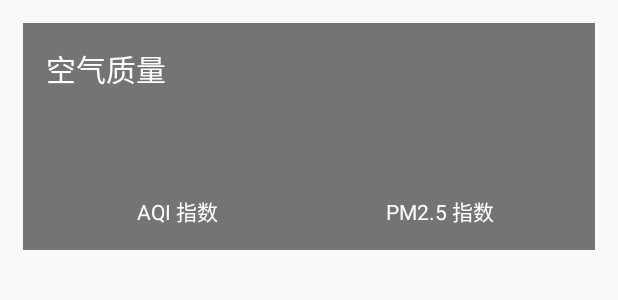
After one commit to BubbaIsTrying/coolweather, an Android app: the layout aqi.xml on its own in the app's theme, with its tools: preview values and no code run, on a phone screen of 412 x 824 dp. The commit adds this screen. Shown: the top 300 px of the screen. Run offline under Robolectric (Android 15) with nearby library versions, the phone set to English and light mode, and no system bars.

Commit message:
加入显示功能

```diff
--- a/app/src/main/AndroidManifest.xml
+++ b/app/src/main/AndroidManifest.xml
@@ -20,6 +20,7 @@
             </intent-filter>
         </activity>
 
+        <activity android:name=".WeatherActivity"/>
     </application>
 
 </manifest>
--- /dev/null
+++ b/app/src/main/res/layout/aqi.xml
@@ -0,0 +1,85 @@
+<?xml version="1.0" encoding="utf-8"?>
+<LinearLayout xmlns:android="http://schemas.android.com/apk/res/android"
+    android:orientation="vertical"
+    android:layout_width="match_parent"
+    android:layout_height="wrap_content"
+    android:layout_margin="15dp"
+    android:background="#8000">
+
+    <TextView
+        android:layout_width="wrap_content"
+        android:layout_height="wrap_content"
+        android:layout_marginLeft="15dp"
+        android:layout_marginTop="15dp"
+        android:text="空气质量"
+        android:textColor="#fff"
+        android:textSize="20sp"
+        />
+
+    <LinearLayout
+        android:layout_margin="15dp"
+        android:layout_width="match_parent"
+        android:layout_height="wrap_content">
+
+
+        <RelativeLayout
+            android:layout_width="0dp"
+            android:layout_weight="1"
+            android:layout_height="match_parent">
+
+            <LinearLayout
+                android:orientation="vertical"
+                android:layout_width="match_parent"
+                android:layout_height="wrap_content"
+                android:layout_centerInParent="true">
+
+                <TextView
+                    android:id="@+id/aqi_text"
+                    android:layout_width="wrap_content"
+                    android:layout_height="wrap_content"
+                    android:layout_gravity="center"
+                    android:textSize="40sp"
+                    android:textColor="#fff"/>
+
+                <TextView
+                    android:layout_width="wrap_content"
+                    android:layout_height="wrap_content"
+                    android:layout_gravity="center"
+                    android:text="AQI 指数"
+                    android:textColor="#fff"/>
+            </LinearLayout>
+        </RelativeLayout>
+
+
+
+        <RelativeLayout
+            android:layout_width="0dp"
+            android:layout_weight="1"
+            android:layout_height="match_parent">
+
+            <LinearLayout
+                android:orientation="vertical"
+                android:layout_width="match_parent"
+                android:layout_height="wrap_content"
+                android:layout_centerInParent="true">
+
+                <TextView
+                    android:id="@+id/pm25_text"
+                    android:layout_width="wrap_content"
+                    android:layout_height="wrap_content"
+                    android:layout_gravity="center"
+                    android:textSize="40sp"
+                    android:textColor="#fff"/>
+
+                <TextView
+                    android:layout_width="wrap_content"
+                    android:layout_height="wrap_content"
+                    android:layout_gravity="center"
+                    android:text="PM2.5 指数"
+                    android:textColor="#fff"/>
+            </LinearLayout>
+        </RelativeLayout>
+    </LinearLayout>
+
+
+</LinearLayout>
```
Also changed, not shown: app/src/main/java/com/example/bubba/coolweather/ChooseAreaFragment.java (+7 -0 lines), app/src/main/java/com/example/bubba/coolweather/MainActivity.java (+15 -0 lines), app/src/main/java/com/example/bubba/coolweather/WeatherActivity.java (added, +220 -0 lines), app/src/main/java/com/example/bubba/coolweather/gson/AQI.java (added, +11 -0 lines), app/src/main/java/com/example/bubba/coolweather/gson/Basic.java (added, +22 -0 lines), app/src/main/java/com/example/bubba/coolweather/gson/Forecast.java (added, +25 -0 lines), app/src/main/java/com/example/bubba/coolweather/gson/Now.java (added, +17 -0 lines), app/src/main/java/com/example/bubba/coolweather/gson/Suggestion.java (added, +30 -0 lines), app/src/main/java/com/example/bubba/coolweather/gson/Weather.java (added, +21 -0 lines), app/src/main/java/com/example/bubba/coolweather/util/Utility.java (+18 -0 lines), app/src/main/res/layout/forecast.xml (added, +25 -0 lines), app/src/main/res/layout/forecast_item.xml (added, +45 -0 lines), app/src/main/res/layout/now.xml (added, +28 -0 lines), app/src/main/res/layout/suggestion.xml (added, +43 -0 lines), 2 more files.
